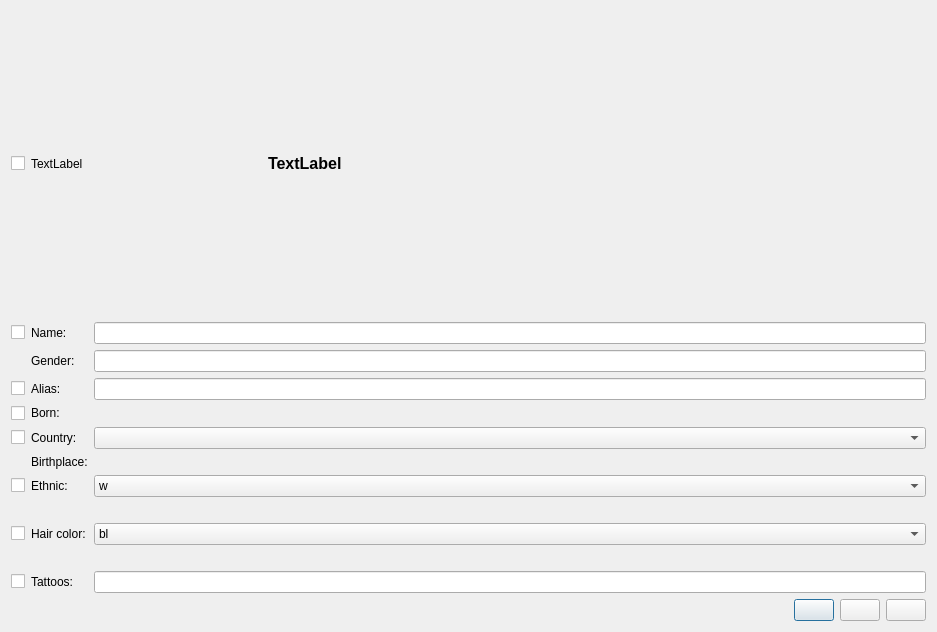
This is pordb_iafd.ui in hwmay/pordb3 as Qt 5 draws it before an edit. The edited form follows.
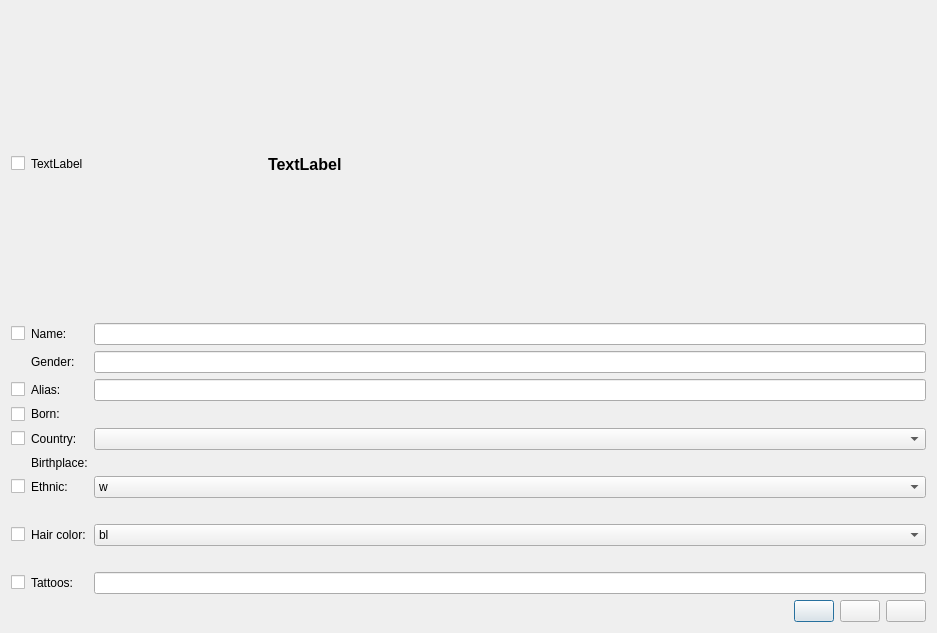
This is the edited form. Icons and pictures are not drawn.

Commit message: New function: field sex is now open for changes when getting actor data from IAFD

```diff
--- a/pordb_iafd.ui
+++ b/pordb_iafd.ui
@@ -7,7 +7,7 @@
     <x>0</x>
     <y>0</y>
     <width>937</width>
-    <height>632</height>
+    <height>633</height>
    </rect>
   </property>
   <property name="windowTitle">
@@ -204,11 +204,7 @@
       </widget>
      </item>
      <item row="1" column="2">
-      <widget class="QLineEdit" name="lineEditGeschlecht">
-       <property name="readOnly">
-        <bool>true</bool>
-       </property>
-      </widget>
+      <widget class="QLineEdit" name="lineEditGeschlecht"/>
      </item>
      <item row="5" column="2">
       <widget class="QLabel" name="labelBirthplace">
```
The commit also changes 2 other files.
